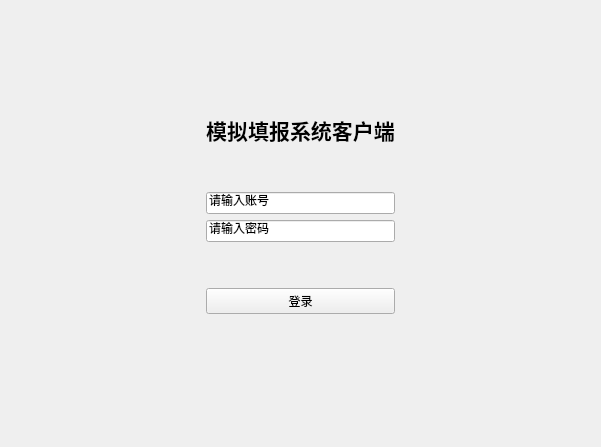
Before: the Qt Designer form QtGaokaoSimulator/QtGaokaoSimulatorClient/loginwidgt.ui in XuHongYun-ChuJian/QtGaokaoSimulator, drawn with Qt 5.
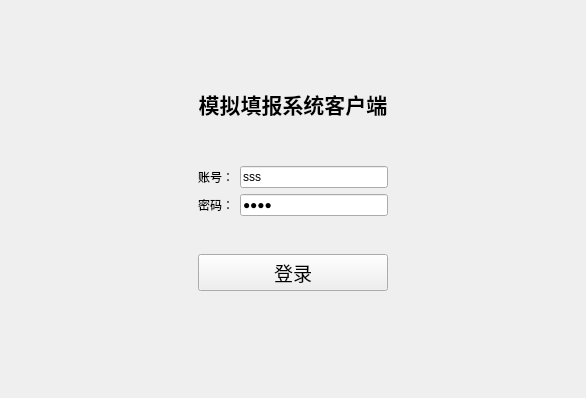
After: the same form once the commit is applied.

Patch:
```diff
--- a/QtGaokaoSimulator/QtGaokaoSimulatorClient/loginwidgt.ui
+++ b/QtGaokaoSimulator/QtGaokaoSimulatorClient/loginwidgt.ui
@@ -6,14 +6,14 @@
    <rect>
     <x>0</x>
     <y>0</y>
-    <width>601</width>
-    <height>447</height>
+    <width>586</width>
+    <height>398</height>
    </rect>
   </property>
   <property name="windowTitle">
    <string>Form</string>
   </property>
-  <layout class="QGridLayout" name="gridLayout_2">
+  <layout class="QGridLayout" name="gridLayout_3">
    <item row="0" column="1">
     <spacer name="verticalSpacer_3">
      <property name="orientation">
@@ -41,9 +41,14 @@
     </spacer>
    </item>
    <item row="1" column="1" colspan="2">
-    <layout class="QVBoxLayout" name="verticalLayout">
-     <item>
+    <layout class="QGridLayout" name="gridLayout_2">
+     <item row="0" column="0">
       <widget class="QLabel" name="label_3">
+       <property name="font">
+        <font>
+         <bold>true</bold>
+        </font>
+       </property>
        <property name="text">
         <string>&lt;html&gt;&lt;head/&gt;&lt;body&gt;&lt;p&gt;&lt;span style=&quot; font-size:16pt; font-weight:600;&quot;&gt;模拟填报系统客户端&lt;/span&gt;&lt;/p&gt;&lt;/body&gt;&lt;/html&gt;</string>
        </property>
@@ -52,7 +57,7 @@
        </property>
       </widget>
      </item>
-     <item>
+     <item row="1" column="0">
       <spacer name="verticalSpacer_2">
        <property name="orientation">
         <enum>Qt::Vertical</enum>
@@ -68,41 +73,61 @@
        </property>
       </spacer>
      </item>
-     <item>
+     <item row="2" column="0">
       <layout class="QGridLayout" name="gridLayout">
        <item row="0" column="0">
+        <widget class="QLabel" name="label">
+         <property name="text">
+          <string>账号：</string>
+         </property>
+        </widget>
+       </item>
+       <item row="0" column="1">
         <widget class="QLineEdit" name="lineEdit_ID">
          <property name="inputMask">
-          <string>请输入账号</string>
+          <string/>
+         </property>
+         <property name="text">
+          <string>sss</string>
          </property>
         </widget>
        </item>
        <item row="1" column="0">
+        <widget class="QLabel" name="label_2">
+         <property name="text">
+          <string>密码：</string>
+         </property>
+        </widget>
+       </item>
+       <item row="1" column="1">
         <widget class="QLineEdit" name="lineEdit_PW">
          <property name="inputMask">
-          <string>请输入密码</string>
+          <string/>
          </property>
          <property name="text">
-          <string>请输入密码</string>
+          <string>ssss</string>
+         </property>
+         <property name="echoMode">
+          <enum>QLineEdit::PasswordEchoOnEdit</enum>
          </property>
         </widget>
        </item>
       </layout>
      </item>
-     <item>
+     <item row="3" column="0">
       <spacer name="verticalSpacer">
        <property name="orientation">
         <enum>Qt::Vertical</enum>
        </property>
        <property name="sizeHint" stdset="0">
         <size>
-         <width>20</width>
-         <height>20</height>
+         <width>190</width>
+         <height>13</height>
         </size>
        </property>
       </spacer>
      </item>
-     <item>
+     <item row="4" column="0">
       <spacer name="horizontalSpacer_2">
        <property name="orientation">
         <enum>Qt::Horizontal</enum>
@@ -115,14 +140,19 @@
        </property>
       </spacer>
      </item>
-     <item>
+     <item row="5" column="0">
       <widget class="QPushButton" name="btn_Login">
+       <property name="font">
+        <font>
+         <pointsize>14</pointsize>
+        </font>
+       </property>
        <property name="text">
         <string>登录</string>
        </property>
       </widget>
      </item>
-     <item>
+     <item row="6" column="0">
       <spacer name="horizontalSpacer">
        <property name="orientation">
         <enum>Qt::Horizontal</enum>
```
